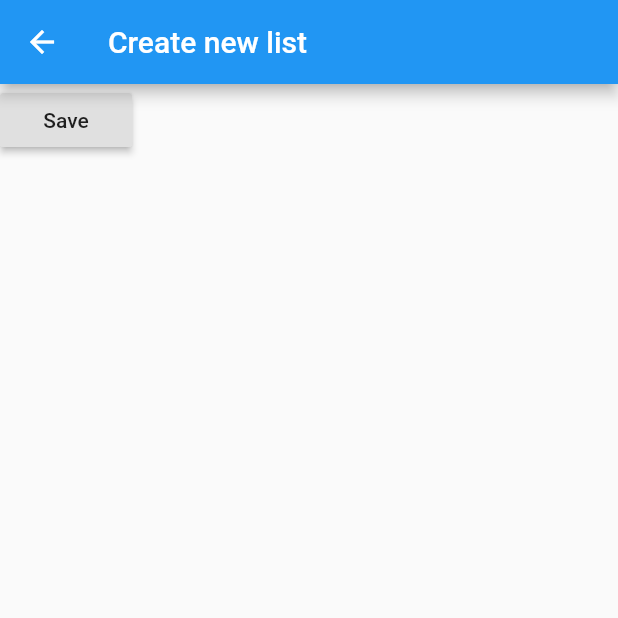
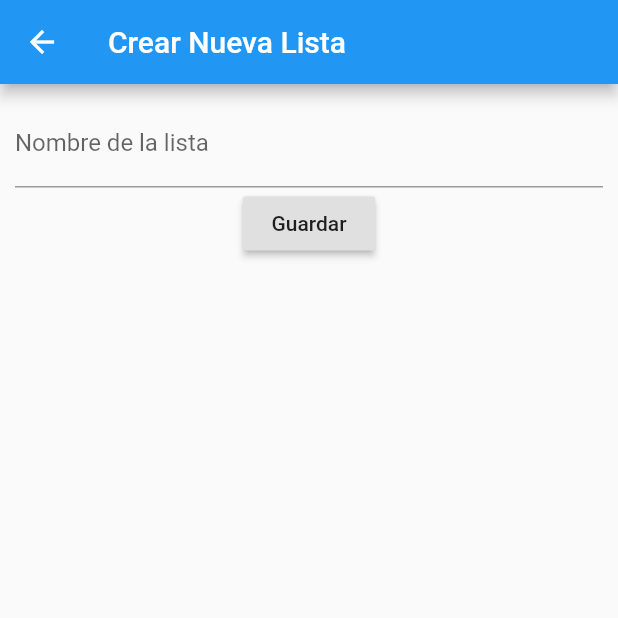
Before and after one commit to gaferneira/merkar-flutter, a Flutter app: the NewShoppingListPage screen opened by its route, on a phone screen of 412 x 824 dp, the top half of it. Run offline on Flutter 3.47's test engine with Material 2 defaults, Android fonts, the phone set to English and light mode, and no system bars; our stand-ins replace cloud_firestore, dartz, data_connection_checker, equatable, firebase_core, get_it and 1 more; accounts and stored records are empty.

Commit message:
Crear lista Ok y trabajando en agregar productos

```diff
--- a/lib/app/core/constants.dart
+++ b/lib/app/core/constants.dart
@@ -10,4 +10,10 @@ class Constant {
   static const String route_close_session = 'Cerrar Sesión';
 
   static const double normalspace = 10.0;
+
+  static const String label_create_new_list = "Crear Nueva Lista";
+  static const String label_tootip_new_list = "Nueva Lista";
+  static const String label_tootip_add_products = "Agregar Productos";
+  static const String label_save = "Guardar";
+  static const String tittle_products = "Lista de productos";
 }
--- a/lib/app/pages/home/home_page.dart
+++ b/lib/app/pages/home/home_page.dart
@@ -1,7 +1,8 @@
 import 'package:flutter/cupertino.dart';
 import 'package:flutter/material.dart';
+import 'package:merkar/app/core/constants.dart';
 import 'package:merkar/app/pages/home/home_view_model.dart';
-import 'package:merkar/app/pages/home/widgets/drawerWelcome.dart';
+import 'package:merkar/app/pages/home/widgets/drawer_welcome.dart';
 import 'package:merkar/app/pages/home/widgets/shopping_lists_display.dart';
 import 'package:merkar/app/pages/new_shopping_list/new_shopping_list_page.dart';
 import 'package:merkar/app/widgets/widgets.dart';
@@ -71,7 +72,7 @@ class _HomePageState extends State<HomePage> {
           ),
           floatingActionButton: FloatingActionButton(
             onPressed: _goToCreateList,
-            tooltip: 'New Shopping List',
+            tooltip: Constant.label_tootip_new_list,
             child: Icon(Icons.add),
           ),
         ),
--- a/lib/app/pages/new_shopping_list/new_shopping_list_page.dart
+++ b/lib/app/pages/new_shopping_list/new_shopping_list_page.dart
@@ -1,4 +1,5 @@
 import 'package:flutter/material.dart';
+import 'package:merkar/app/core/constants.dart';
 import 'package:provider/provider.dart';
 
 import '../../../injection_container.dart';
@@ -6,11 +7,15 @@ import 'new_shopping_list_view_model.dart';
 
 class NewShoppingListPage extends StatefulWidget {
   static const routeName = "/newlist";
+
   @override
   _NewShoppingListPageState createState() => _NewShoppingListPageState();
 }
 
 class _NewShoppingListPageState extends State<NewShoppingListPage> {
+  String nameList;
+  final formListKey = GlobalKey<FormState>();
+
   NewShoppingListViewModel viewModel =
       serviceLocator<NewShoppingListViewModel>();
 
@@ -25,16 +30,51 @@ class _NewShoppingListPageState extends State<NewShoppingListPage> {
       create: (context) => viewModel,
       child: Consumer<NewShoppingListViewModel>(
         builder: (context, model, child) => Scaffold(
-            appBar: AppBar(
-              title: Text('Create new list'),
-            ),
-            body: RaisedButton(
-              child: Text('Save'),
-              onPressed: () {
-                viewModel.saveList("test", context);
-              },
-            )),
+          appBar: AppBar(
+            title: Text(Constant.label_create_new_list),
+          ),
+          body: _fromNewList(viewModel, context),
+        ),
       ),
     );
   }
+
+  Widget _fromNewList(
+      NewShoppingListViewModel viewModel, BuildContext context) {
+    return Form(
+      key: formListKey,
+      child: Padding(
+        padding: const EdgeInsets.all(10.0),
+        child: Column(
+          children: <Widget>[
+            TextFormField(
+              decoration: InputDecoration(labelText: "Nombre de la lista"),
+              onSaved: (value) {
+                nameList = value;
+              },
+              validator: (value) {
+                if (value.isEmpty) {
+                  return "Llene este campo";
+                }
+                return null;
+              },
+            ),
+            RaisedButton(
+              child: Text(Constant.label_save),
+              onPressed: () {
+                _saveNewList(context);
+              },
+            )
+          ],
+        ),
+      ),
+    );
+  }
+
+  void _saveNewList(BuildContext context) {
+    if (formListKey.currentState.validate()) {
+      formListKey.currentState.save();
+      viewModel.saveList(nameList, context);
+    }
+  }
 }
--- a/lib/app/pages/products/list_suggerid_products.dart
+++ b/lib/app/pages/products/list_suggerid_products.dart
@@ -1,80 +1,19 @@
 import 'package:flutter/material.dart';
 import 'package:merkar/app/core/constants.dart';
-import 'package:provider/provider.dart';
 
-import '../../../injection_container.dart';
-import 'new_shopping_list_view_model.dart';
-
-class NewShoppingListPage extends StatefulWidget {
-  static const routeName = "/newlist";
-
+class ListSuggeridProducts extends StatefulWidget {
+  static const routeName = "/listsuggeridproducts";
   @override
-  _NewShoppingListPageState createState() => _NewShoppingListPageState();
+  _ListSuggeridProductsState createState() => _ListSuggeridProductsState();
 }
 
-class _NewShoppingListPageState extends State<NewShoppingListPage> {
-  String nameList;
-  final formListKey = GlobalKey<FormState>();
-
-  NewShoppingListViewModel viewModel =
-      serviceLocator<NewShoppingListViewModel>();
-
-  @override
-  void initState() {
-    super.initState();
-  }
-
+class _ListSuggeridProductsState extends State<ListSuggeridProducts> {
   @override
   Widget build(BuildContext context) {
-    return ChangeNotifierProvider<NewShoppingListViewModel>(
-      create: (context) => viewModel,
-      child: Consumer<NewShoppingListViewModel>(
-        builder: (context, model, child) => Scaffold(
-          appBar: AppBar(
-            title: Text(Constant.label_create_new_list),
-          ),
-          body: _fromNewList(viewModel, context),
-        ),
+    return Scaffold(
+      appBar: AppBar(
+        title: Text(Constant.tittle_products),
       ),
     );
   }
-
-  Widget _fromNewList(
-      NewShoppingListViewModel viewModel, BuildContext context) {
-    return Form(
-      key: formListKey,
-      child: Padding(
-        padding: const EdgeInsets.all(10.0),
-        child: Column(
-          children: <Widget>[
-            TextFormField(
-              decoration: InputDecoration(labelText: "Nombre de la lista"),
-              onSaved: (value) {
-                nameList = value;
-              },
-              validator: (value) {
-                if (value.isEmpty) {
-                  return "Llene este campo";
-                }
-                return null;
-              },
-            ),
-            RaisedButton(
-              child: Text(Constant.label_save),
-              onPressed: () {
-                _saveNewList(context);
-              },
-            )
-          ],
-        ),
-      ),
-    );
-  }
-
-  void _saveNewList(BuildContext context) {
-    if (formListKey.currentState.validate()) {
-      formListKey.currentState.save();
-      viewModel.saveList(nameList, context);
-    }
-  }
 }
--- a/lib/main.dart
+++ b/lib/main.dart
@@ -1,6 +1,7 @@
 import 'package:cloud_firestore/cloud_firestore.dart';
 import 'package:firebase_core/firebase_core.dart';
 import 'package:flutter/material.dart';
+import 'package:merkar/app/pages/products/list_suggerid_products.dart';
 import 'package:merkar/app/pages/shopping_list/shopping_list_page.dart';
 
 import 'app/pages/home/home_page.dart';
@@ -37,6 +38,7 @@ class MyApp extends StatelessWidget {
         ShoppingListPage.routeName: (context) => ShoppingListPage(),
         // When navigating to the "/newshoppinglist" route, build the SecondScreen widget.
         NewShoppingListPage.routeName: (context) => NewShoppingListPage(),
+        ListSuggeridProducts.routeName: (context) => ListSuggeridProducts(),
       },
     );
   }
```
Also changed, not shown: lib/app/pages/shopping_list/shopping_list_page.dart (+11 -0 lines).
